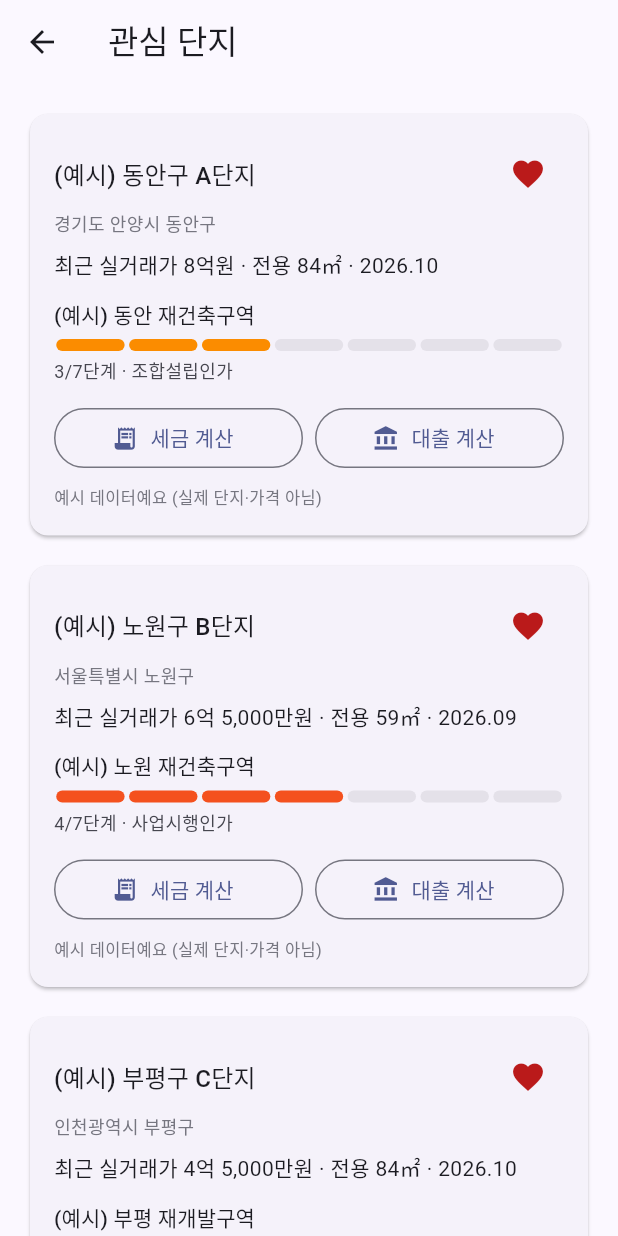
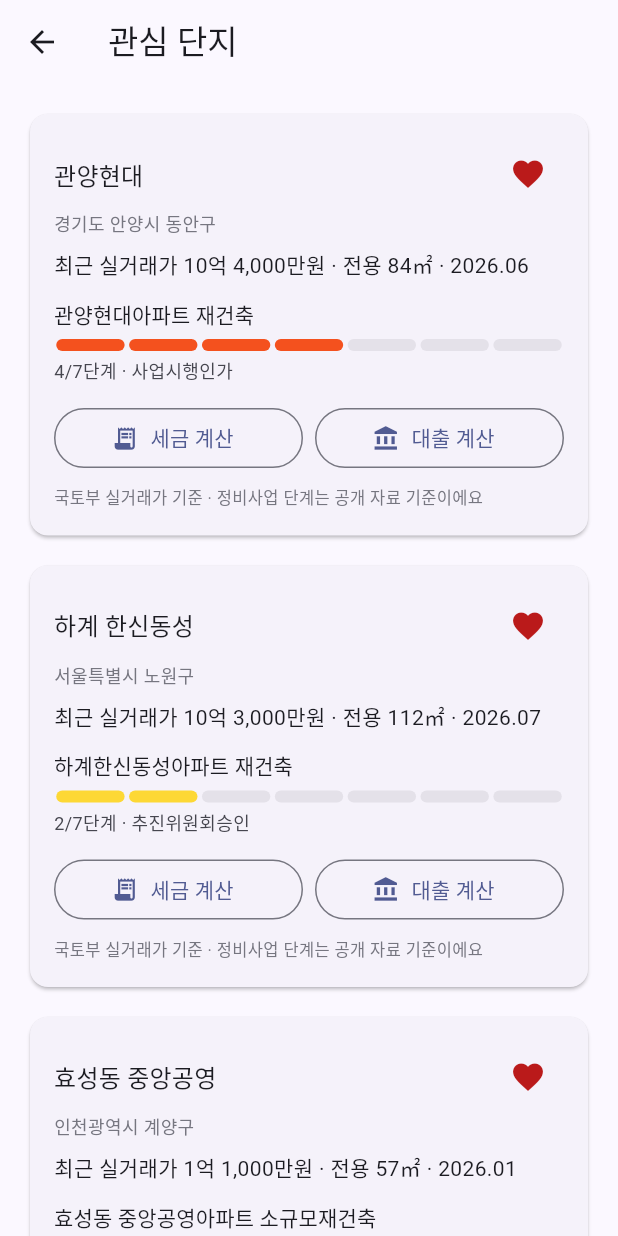
Before and after one commit to eunmin003/test_nezip, a Flutter app: the FavoriteScreen screen opened directly, after a tap on "예시 단지 불러오기", on a phone screen of 412 x 824 dp. Run offline on Flutter 3.47's test engine with Material 3 defaults, Android fonts, the phone set to English and light mode, and no system bars; our stand-ins replace csv; missing offline and left inert: flutter_naver_map; statements that could not run were skipped.

Commit message:
즐겨찾기 화면 수정

```diff
--- a/lib/models/favorite_complex.dart
+++ b/lib/models/favorite_complex.dart
@@ -95,36 +95,38 @@ class FavoriteStore {
 const List<FavoriteComplex> sampleComplexes = [
   FavoriteComplex(
     id: 'sample-1',
-    name: '(예시) 동안구 A단지',
+    name: '관양현대',
     region: Region(Sido.gyeonggi, '안양시 동안구'),
-    recentPrice: 800000000,
-    dealDate: '2026.10',
+    recentPrice: 1040000000, // 2026.06.22 전용 84.47㎡ 8층
+    dealDate: '2026.06',
     areaM2: 84,
-    zoneName: '(예시) 동안 재건축구역',
-    stage: '조합설립인가',
+    zoneName: '관양현대아파트 재건축',
+    stage: '사업시행인가',
     isSample: true,
-    parcelAddress: '경기 안양시 동안구 호계동 923-30',
+    parcelAddress: '경기 안양시 동안구 관양동 1396',
   ),
   FavoriteComplex(
     id: 'sample-2',
-    name: '(예시) 노원구 B단지',
+    name: '하계 한신동성',
     region: Region(Sido.seoul, '노원구'),
-    recentPrice: 650000000,
-    dealDate: '2026.09',
-    areaM2: 59,
-    zoneName: '(예시) 노원 재건축구역',
-    stage: '사업시행인가',
+    recentPrice: 1030000000, // 2026.07.08 전용 112.24㎡ 10층 (만원 단위 확인 필요)
+    dealDate: '2026.07',
+    areaM2: 112,
+    zoneName: '하계한신동성아파트 재건축',
+    stage: '추진위원회승인',
     isSample: true,
+    parcelAddress: '서울 노원구 하계동 256-5',
   ),
   FavoriteComplex(
     id: 'sample-3',
-    name: '(예시) 부평구 C단지',
-    region: Region(Sido.incheon, '부평구'),
-    recentPrice: 450000000,
-    dealDate: '2026.10',
-    areaM2: 84,
-    zoneName: '(예시) 부평 재개발구역',
-    stage: '관리처분계획인가',
+    name: '효성동 중앙공영',
+    region: Region(Sido.incheon, '계양구'),
+    recentPrice: 110000000, // 2026.01.31 전용 56.72㎡ 6층 (만원 단위 확인 필요)
+    dealDate: '2026.01',
+    areaM2: 57,
+    zoneName: '효성동 중앙공영아파트 소규모재건축',
+    stage: '조합설립인가',
     isSample: true,
+    parcelAddress: '인천 계양구 효성동 293-1',
   ),
 ];
--- a/lib/screens/favorite_screen.dart
+++ b/lib/screens/favorite_screen.dart
@@ -131,7 +131,7 @@ class _ComplexCard extends StatelessWidget {
             if (c.isSample)
               Padding(
                 padding: const EdgeInsets.only(top: 8),
-                child: Text('예시 데이터예요 (실제 단지·가격 아님)',
+                child: Text('국토부 실거래가 기준 · 정비사업 단계는 공개 자료 기준이에요',
                     style: TextStyle(fontSize: 11, color: cs.outline)),
               ),
           ],
```
